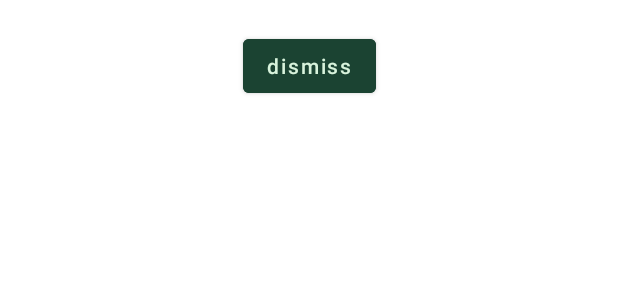
After one commit to Mak7293/WeatherApp, an Android app: the layout bottom_sheet.xml on its own in the app's theme, with its tools: preview values and no code run, on a phone screen of 412 x 824 dp. The commit adds this screen. Shown: the top 300 px of the screen. Run offline under Robolectric (Android 15) with nearby library versions, the phone set to English and light mode, and no system bars.

Commit message:
bottom sheet implemented in fragment_location_list.

```diff
--- /dev/null
+++ b/app/src/main/res/layout/bottom_sheet.xml
@@ -0,0 +1,30 @@
+<?xml version="1.0" encoding="utf-8"?>
+<androidx.coordinatorlayout.widget.CoordinatorLayout
+    xmlns:android="http://schemas.android.com/apk/res/android"
+    android:background="@android:color/transparent"
+    android:layout_width="match_parent"
+    android:layout_height="wrap_content">
+    <androidx.constraintlayout.widget.ConstraintLayout
+        android:layout_width="match_parent"
+        android:layout_height="match_parent"
+        android:padding="20dp"
+        android:layout_gravity="top"
+        android:id="@+id/child"
+        xmlns:app="http://schemas.android.com/apk/res-auto"
+        app:layout_behavior="com.google.android.material.bottomsheet.BottomSheetBehavior"
+        app:behavior_peekHeight="250dp">
+        <Button
+            android:id="@+id/btn_dismiss"
+            android:layout_width="wrap_content"
+            android:layout_height="wrap_content"
+            android:text="dismiss"
+            android:textColor="@color/dark_green_8"
+            android:backgroundTint="@color/dark_green_1"
+            app:layout_constraintTop_toTopOf="parent"
+            app:layout_constraintBottom_toBottomOf="parent"
+            app:layout_constraintStart_toStartOf="parent"
+            app:layout_constraintEnd_toEndOf="parent"
+            />
+
+    </androidx.constraintlayout.widget.ConstraintLayout>
+</androidx.coordinatorlayout.widget.CoordinatorLayout>
--- a/app/src/main/res/layout/fragment_location_list.xml
+++ b/app/src/main/res/layout/fragment_location_list.xml
@@ -13,6 +13,7 @@
         android:layout_height="wrap_content"
         app:layout_constraintTop_toTopOf="parent"/>
     <com.google.android.material.floatingactionbutton.FloatingActionButton
+        android:id="@+id/fab_add_location"
         android:layout_width="wrap_content"
         android:layout_height="wrap_content"
         app:layout_constraintBottom_toBottomOf="parent"
--- a/app/src/main/res/values/themes.xml
+++ b/app/src/main/res/values/themes.xml
@@ -15,6 +15,7 @@
         <item name="android:statusBarColor">@color/dark_green_8</item>
         <item name="android:windowLightStatusBar" tools:targetApi="m">true</item>
         <!-- Customize your theme here. -->
+        <item name="bottomSheetDialogTheme">@style/CustomBottomSheetDialog</item>
     </style>
     <style name="splash_screen_theme" parent="Theme.MaterialComponents.DayNight.NoActionBar">
         <item name="android:windowBackground">@drawable/splash_image</item>
@@ -26,4 +27,19 @@
         <item name="android:textStyle">bold</item>
         <item name="android:fontFamily">@font/regular</item>
     </style>
+    <style name="CustomBottomSheetDialog" parent="@style/ThemeOverlay.MaterialComponents.BottomSheetDialog">
+        <item name="bottomSheetStyle">@style/CustomBottomSheet</item>
+    </style>
+
+    <style name="CustomBottomSheet" parent="Widget.MaterialComponents.BottomSheet">
+        <item name="shapeAppearanceOverlay">@style/CustomShapeAppearanceBottomSheetDialog</item>
+    </style>
+
+    <style name="CustomShapeAppearanceBottomSheetDialog" parent="">
+        <item name="cornerFamily">rounded</item>
+        <item name="cornerSizeTopRight">20dp</item>
+        <item name="cornerSizeTopLeft">20dp</item>
+        <item name="cornerSizeBottomRight">0dp</item>
+        <item name="cornerSizeBottomLeft">0dp</item>
+    </style>
 </resources>
```
Also changed, not shown: app/src/main/java/com/example/weatherapp/domin/util/MaterialBottomSheet.java (added, +48 -0 lines), app/src/main/java/com/example/weatherapp/presentation/fragment/LocationListFragment.java (+8 -5 lines).
